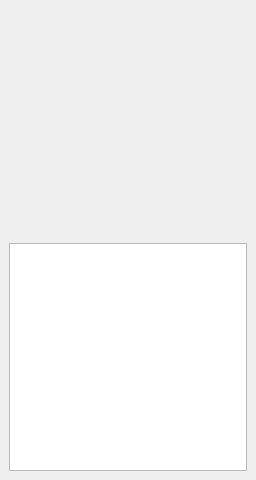
The window that resources/librarywidget.ui (utwente/parlevision) describes before a commit, drawn with Qt 5.
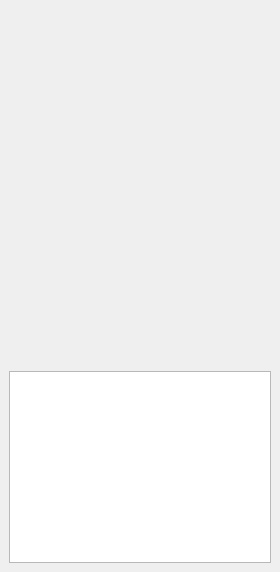
The same window after the commit.

Commit message: changed default sizes and policies for library

```diff
--- a/resources/librarywidget.ui
+++ b/resources/librarywidget.ui
@@ -18,8 +18,8 @@
   </property>
   <property name="minimumSize">
    <size>
-    <width>190</width>
-    <height>216</height>
+    <width>280</width>
+    <height>572</height>
    </size>
   </property>
   <property name="accessibleDescription">
@@ -44,9 +44,15 @@
       <property name="sizePolicy">
        <sizepolicy hsizetype="Expanding" vsizetype="Expanding">
         <horstretch>0</horstretch>
-        <verstretch>0</verstretch>
+        <verstretch>1</verstretch>
        </sizepolicy>
       </property>
+      <property name="minimumSize">
+       <size>
+        <width>0</width>
+        <height>240</height>
+       </size>
+      </property>
       <property name="acceptDrops">
        <bool>false</bool>
       </property>
@@ -71,13 +77,13 @@
          <x>0</x>
          <y>0</y>
          <width>232</width>
-         <height>210</height>
+         <height>240</height>
         </rect>
        </property>
        <property name="sizePolicy">
         <sizepolicy hsizetype="Expanding" vsizetype="Expanding">
          <horstretch>0</horstretch>
-         <verstretch>0</verstretch>
+         <verstretch>1</verstretch>
         </sizepolicy>
        </property>
        <property name="minimumSize">
@@ -102,7 +108,20 @@
      </widget>
     </item>
     <item>
-     <widget class="QTextBrowser" name="infoBox"/>
+     <widget class="QTextBrowser" name="infoBox">
+      <property name="sizePolicy">
+       <sizepolicy hsizetype="Expanding" vsizetype="Preferred">
+        <horstretch>0</horstretch>
+        <verstretch>0</verstretch>
+       </sizepolicy>
+      </property>
+      <property name="minimumSize">
+       <size>
+        <width>0</width>
+        <height>100</height>
+       </size>
+      </property>
+     </widget>
     </item>
    </layout>
   </widget>
```
